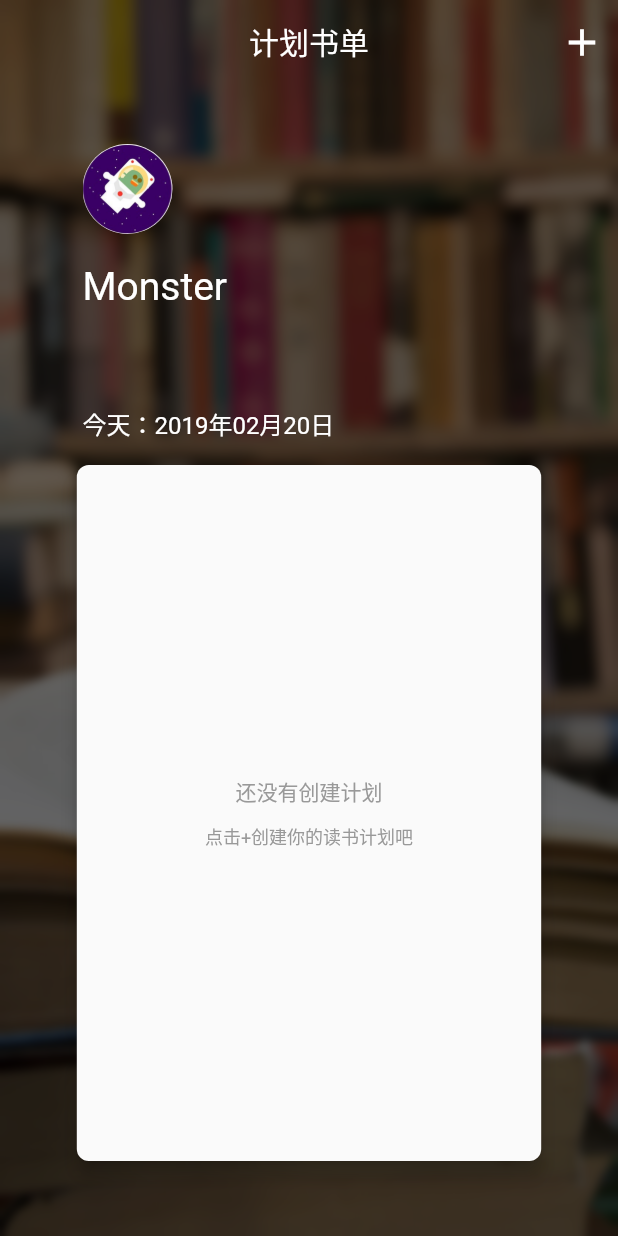
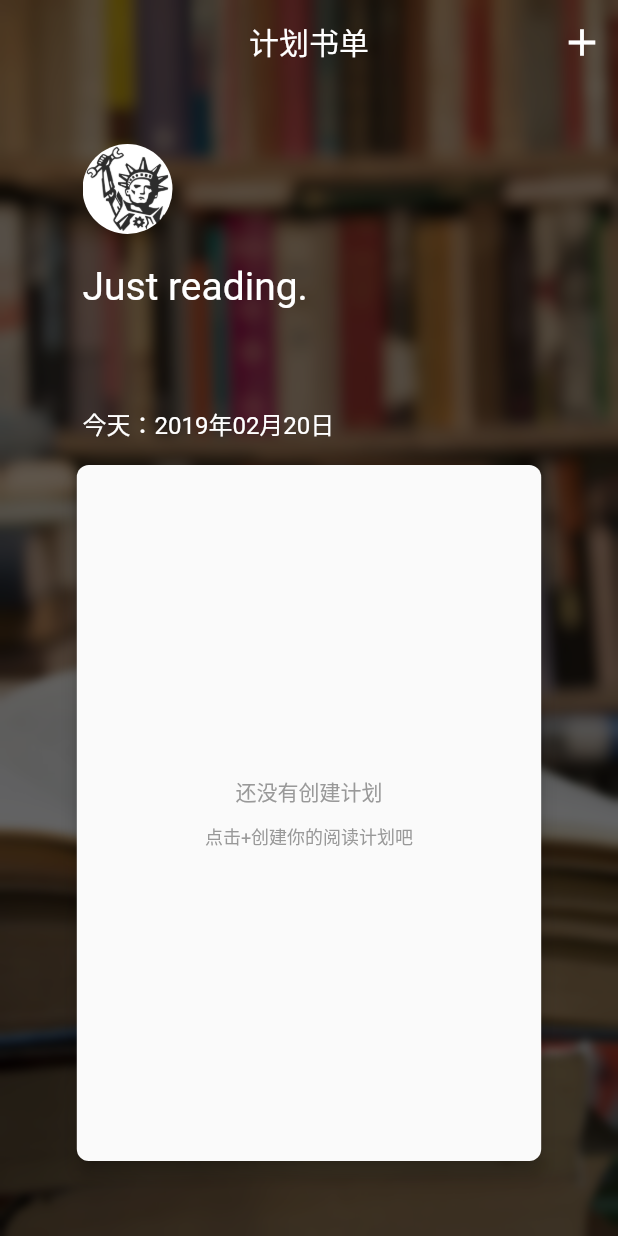
Before and after one commit to radishwu/PlanBooks, a Flutter app: the screen it shows after launch, on a phone screen of 412 x 824 dp. Run offline on Flutter 3.47's test engine with Material 2 defaults, Android fonts, the phone set to English and light mode, and no system bars; our stand-ins replace sqflite; accounts and stored records are empty.

Commit message:
fix:优化主页&新增修改donedate

```diff
--- a/lib/ui/create_plan.dart
+++ b/lib/ui/create_plan.dart
@@ -94,7 +94,7 @@ class CreatePlanState extends State<CreatePlan> {
                         controller: nameEditController,
                         decoration: InputDecoration(
                             labelStyle: TextStyle(color: Color(0xff666666)),
-                            helperText: '给自己的读书计划起个名字',
+                            helperText: '给自己的阅读计划起个名字',
                             labelText: '名称'),
                         autofocus: false,
                         textInputAction: TextInputAction.next,
--- a/lib/ui/plan_home.dart
+++ b/lib/ui/plan_home.dart
@@ -139,7 +139,7 @@ class PlanHomeState extends State<PlanHome> {
                           new Container(
                             padding: const EdgeInsets.only(left: 55, top: 20),
                             child: new Text(
-                              'Monster',
+                              'Just reading.',
                               style:
                                   TextStyle(color: Colors.white, fontSize: 26),
                             ),
@@ -311,7 +311,7 @@ class PlanHomeState extends State<PlanHome> {
           new Container(
             padding: EdgeInsets.only(top: 10),
             child: new Text(
-              '点击+创建你的读书计划吧',
+              '点击+创建你的阅读计划吧',
               style: TextStyle(color: Color(0xff999999), fontSize: 12),
             ),
           )
```
Also changed, not shown: lib/db/read_plan_db.dart (+7 -0 lines), lib/ui/plan_detail.dart (+39 -2 lines), images/home_default_avatar.png.
